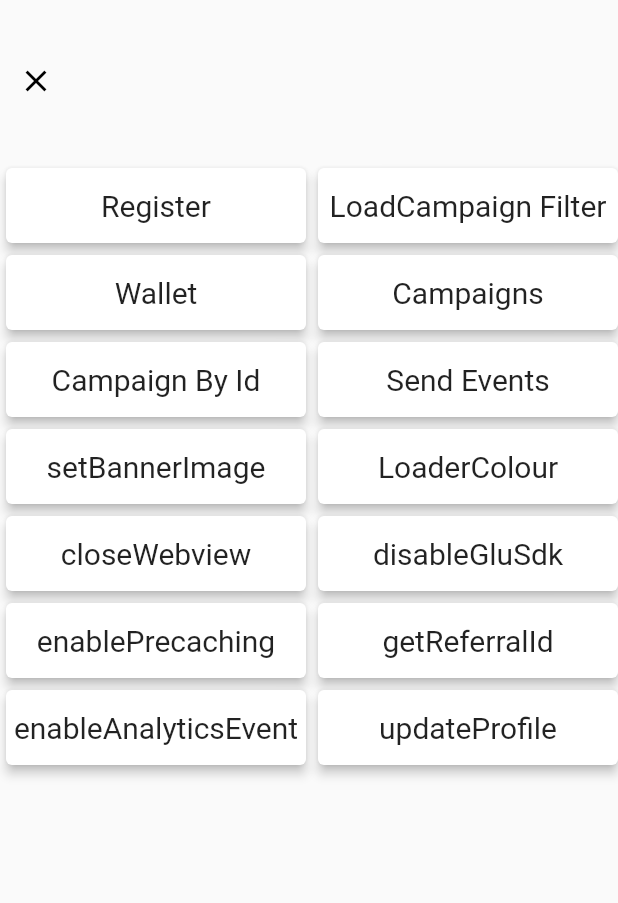
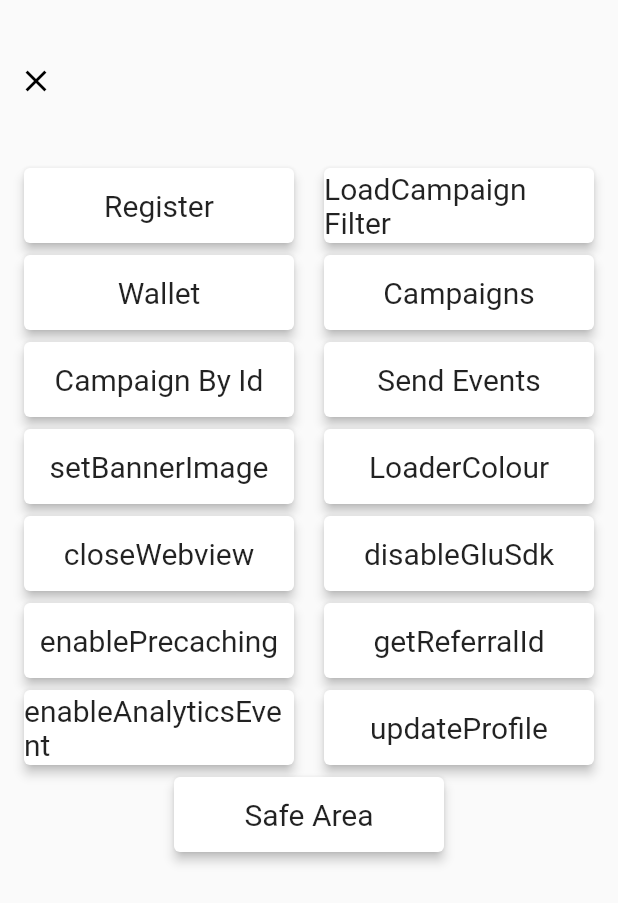
Before and after one commit to customerglu/flutter_demo_plugin-repo, a Flutter app: the TestScreen screen opened directly, on a phone screen of 412 x 824 dp. Shown: the top 903 px of the screen. Run offline on Flutter 3.47's test engine with Material 2 defaults, Android fonts, the phone set to English and light mode, and no system bars; our stand-ins replace firebase_core, firebase_messaging, shared_preferences; accounts and stored records are empty.

Commit message:
Added Test Ui for all methods

```diff
--- a/example/lib/testScreen.dart
+++ b/example/lib/testScreen.dart
@@ -61,7 +61,7 @@ class _MyHomePageState extends State<TestScreen> {
               boxIcon(
                   "LoadCampaign Filter",
                   () => {
-                        filter = {"status": "pristine"},
+                        filter = {"type": "giftbox"},
                         DemoPlugin.loadCampaignsByFilter(filter)
                       }),
             ],
@@ -78,7 +78,7 @@ class _MyHomePageState extends State<TestScreen> {
                 "Campaign By Id",
                 () => {
                       DemoPlugin.loadCampaignById(
-                          "410e804b-0642-4f6d-88ff-14b2e9570c38")
+                          "0c114806-aeca-4e42-a475-10759b8a303e")
                       // Navigator.of(context).push(
                       //     MaterialPageRoute(builder: (context) => ShopScreen()))
                     }),
@@ -126,6 +126,17 @@ class _MyHomePageState extends State<TestScreen> {
               boxIcon("updateProfile", () => {updateProfile()}),
             ],
           ),
+          Row(
+            mainAxisAlignment: MainAxisAlignment.spaceEvenly,
+            children: [
+              boxIcon(
+                  "Safe Area",
+                  () => {
+                        DemoPlugin.configureSafeArea(
+                            50, 30, "#FF0Ebc", "#FF0ENJ")
+                      }),
+            ],
+          ),
         ],
       ),
     ));
@@ -159,7 +170,7 @@ Widget boxIcon(label, callback) {
       elevation: 3,
       child: Container(
         height: 50,
-        width: 200,
+        width: 180,
         child: Stack(
           alignment: Alignment.center,
           children: [
```
Also changed, not shown: 3 other files.
